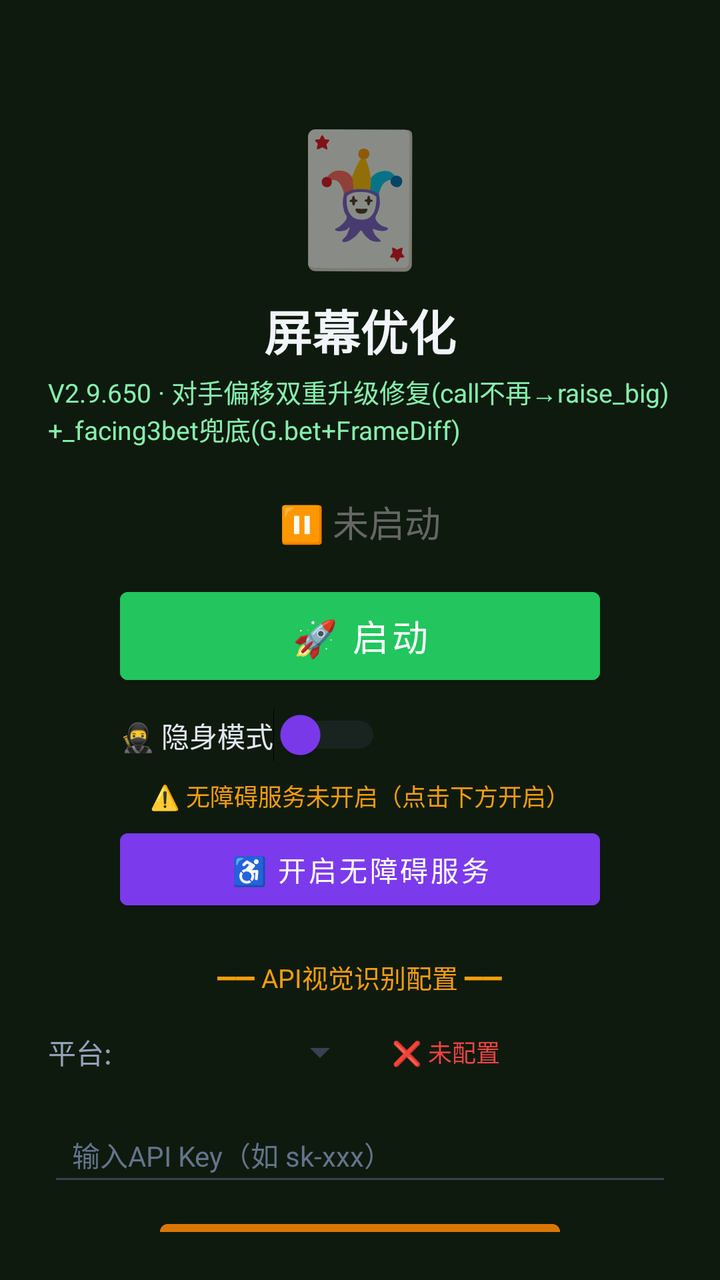
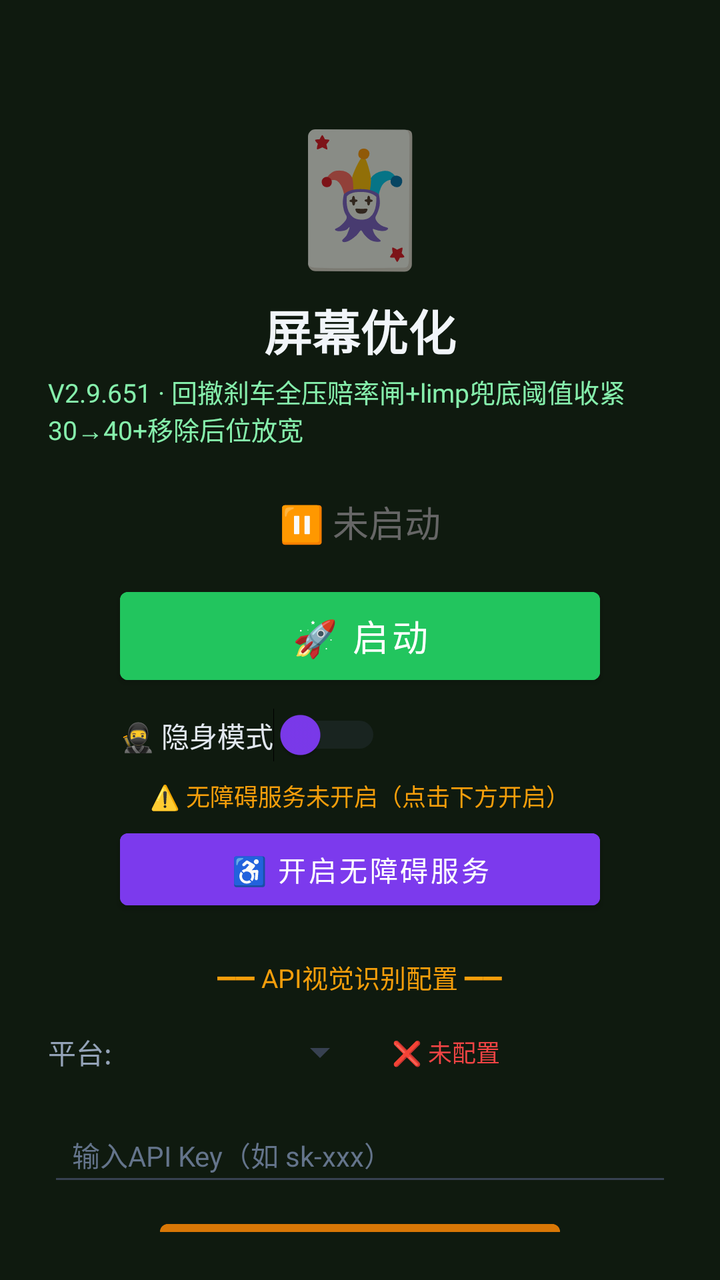

An Android layout rendered at two revisions. The XML below is the earlier revision; the diff shows what the commit changed to produce the second picture.
<!-- AndroidManifest.xml: activity theme Theme.MjScreenshot -->
<!-- res/layout/activity_main.xml -->
<?xml version="1.0" encoding="utf-8"?>
<LinearLayout xmlns:android="http://schemas.android.com/apk/res/android"
    android:layout_width="match_parent"
    android:layout_height="match_parent"
    android:orientation="vertical"
    android:background="#0f1a0f"
    android:padding="24dp"
    android:gravity="center_horizontal">

    <TextView
        android:layout_width="wrap_content"
        android:layout_height="wrap_content"
        android:text="🃏"
        android:textSize="64sp"
        android:layout_marginTop="30dp" />

    <TextView
        android:layout_width="wrap_content"
        android:layout_height="wrap_content"
        android:text="屏幕优化"
        android:textSize="24sp"
        android:textColor="#f1f5f9"
        android:textStyle="bold"
        android:layout_marginTop="8dp" />

    <TextView
        android:layout_width="wrap_content"
        android:layout_height="wrap_content"
        android:text="V2.9.650 · 对手偏移双重升级修复(call不再→raise_big)+_facing3bet兜底(G.bet+FrameDiff)"
        android:textSize="13sp"
        android:textColor="#86efac"
        android:layout_marginTop="4dp" />

    <TextView
        android:id="@+id/tvStatus"
        android:layout_width="wrap_content"
        android:layout_height="wrap_content"
        android:text="⏸ 未启动"
        android:textSize="18sp"
        android:textColor="#666666"
        android:layout_marginTop="24dp" />

    <Button
        android:id="@+id/btnStart"
        android:layout_width="240dp"
        android:layout_height="56dp"
        android:text="🚀 启动"
        android:textSize="18sp"
        android:textColor="#ffffff"
        android:backgroundTint="#22c55e"
        android:layout_marginTop="16dp" />

    <Button
        android:id="@+id/btnHelper"
        android:layout_width="240dp"
        android:layout_height="56dp"
        android:text="🃏 打开智囊"
        android:textSize="16sp"
        android:textColor="#ffffff"
        android:backgroundTint="#16a34a"
        android:layout_marginTop="12dp"
        android:visibility="gone" />

    
    <LinearLayout
        android:layout_width="240dp"
        android:layout_height="wrap_content"
        android:orientation="horizontal"
        android:gravity="center_vertical"
        android:layout_marginTop="8dp">

        <Switch
            android:id="@+id/switchStealth"
            android:layout_width="wrap_content"
            android:layout_height="wrap_content"
            android:text="🥷 隐身模式"
            android:textColor="#e2e8f0"
            android:textSize="14sp"
            android:thumbTint="#7c3aed"
            android:trackTint="#374151" />
    </LinearLayout>

    <TextView
        android:id="@+id/tvAccessibilityStatus"
        android:layout_width="wrap_content"
        android:layout_height="wrap_content"
        android:text="⚠️ 无障碍服务未开启（点击下方开启）"
        android:textSize="12sp"
        android:textColor="#f59e0b"
        android:layout_marginTop="8dp"
        android:gravity="center" />

    <Button
        android:id="@+id/btnAccessibility"
        android:layout_width="240dp"
        android:layout_height="48dp"
        android:text="♿ 开启无障碍服务"
        android:textSize="14sp"
        android:textColor="#ffffff"
        android:backgroundTint="#7c3aed"
        android:layout_marginTop="4dp" />

    <TextView
        android:layout_width="wrap_content"
        android:layout_height="wrap_content"
        android:text="━━ API视觉识别配置 ━━"
        android:textSize="13sp"
        android:textColor="#f59e0b"
        android:layout_marginTop="20dp" />

    <LinearLayout
        android:layout_width="match_parent"
        android:layout_height="wrap_content"
        android:orientation="horizontal"
        android:layout_marginTop="8dp"
        android:gravity="center_vertical">

        <TextView
            android:layout_width="wrap_content"
            android:layout_height="wrap_content"
            android:text="平台:"
            android:textSize="14sp"
            android:textColor="#94a3b8" />

        <Spinner
            android:id="@+id/spinnerProvider"
            android:layout_width="120dp"
            android:layout_height="40dp"
            android:layout_marginStart="8dp"
            android:backgroundTint="#374151" />

        <TextView
            android:id="@+id/tvApiStatus"
            android:layout_width="wrap_content"
            android:layout_height="wrap_content"
            android:text="❌ 未配置"
            android:textSize="12sp"
            android:textColor="#ef4444"
            android:layout_marginStart="12dp" />
    </LinearLayout>

    <EditText
        android:id="@+id/etApiKey"
        android:layout_width="match_parent"
        android:layout_height="44dp"
        android:hint="输入API Key（如 sk-xxx）"
        android:textSize="14sp"
        android:textColor="#e2e8f0"
        android:textColorHint="#64748b"
        android:backgroundTint="#374151"
        android:inputType="textPassword"
        android:layout_marginTop="8dp"
        android:paddingStart="12dp"
        android:paddingEnd="12dp" />

    <Button
        android:id="@+id/btnSaveApi"
        android:layout_width="200dp"
        android:layout_height="44dp"
        android:text="💾 保存API配置"
        android:textSize="14sp"
        android:textColor="#ffffff"
        android:backgroundTint="#d97706"
        android:layout_marginTop="8dp" />

    <TextView
        android:id="@+id/tvHint"
        android:layout_width="wrap_content"
        android:layout_height="wrap_content"
        android:text="先点上方按钮启动截屏"
        android:textSize="13sp"
        android:textColor="#666666"
        android:layout_marginTop="12dp"
        android:gravity="center" />

    <TextView
        android:layout_width="wrap_content"
        android:layout_height="wrap_content"
        android:text="使用步骤：\n1. 配置API Key（支持OpenAI/通义千问VL/硅基流动）\n2. 点「开启无障碍服务」→ 开启\n3. 开启「🥷隐身模式」(反检测)\n4. 点「启动」→ 允许悬浮窗\n5. 打牌时点屏幕上的🎯悬浮球即可截屏识别\n★ 拖动悬浮球可移到不挡牌的位置 ★\n★ 长按悬浮球可展开/收起详细面板 ★\n★ 悬浮球边框颜色=建议：绿=加注 橙=跟注 红=弃牌 ★"
        android:textSize="12sp"
        android:textColor="#64748b"
        android:layout_marginTop="12dp"
        android:lineSpacingExtra="3dp" />

</LinearLayout>
<!-- resources referenced by this layout -->
<resources>
  <style name="Theme.MjScreenshot" parent="Theme.MaterialComponents.DayNight.DarkActionBar">
          <item name="colorPrimary">#1e40af</item>
          <item name="colorPrimaryVariant">#1e3a8a</item>
          <item name="colorOnPrimary">#ffffff</item>
          <item name="android:statusBarColor">#0f172a</item>
      </style>
</resources>

<!-- the commit's change to res/layout/activity_main.xml (unified diff, before → after) -->
@@ -26,7 +26,7 @@
     <TextView
         android:layout_width="wrap_content"
         android:layout_height="wrap_content"
-        android:text="V2.9.650 · 对手偏移双重升级修复(call不再→raise_big)+_facing3bet兜底(G.bet+FrameDiff)"
+        android:text="V2.9.651 · 回撤刹车全压赔率闸+limp兜底阈值收紧30→40+移除后位放宽"
         android:textSize="13sp"
         android:textColor="#86efac"
         android:layout_marginTop="4dp" />
